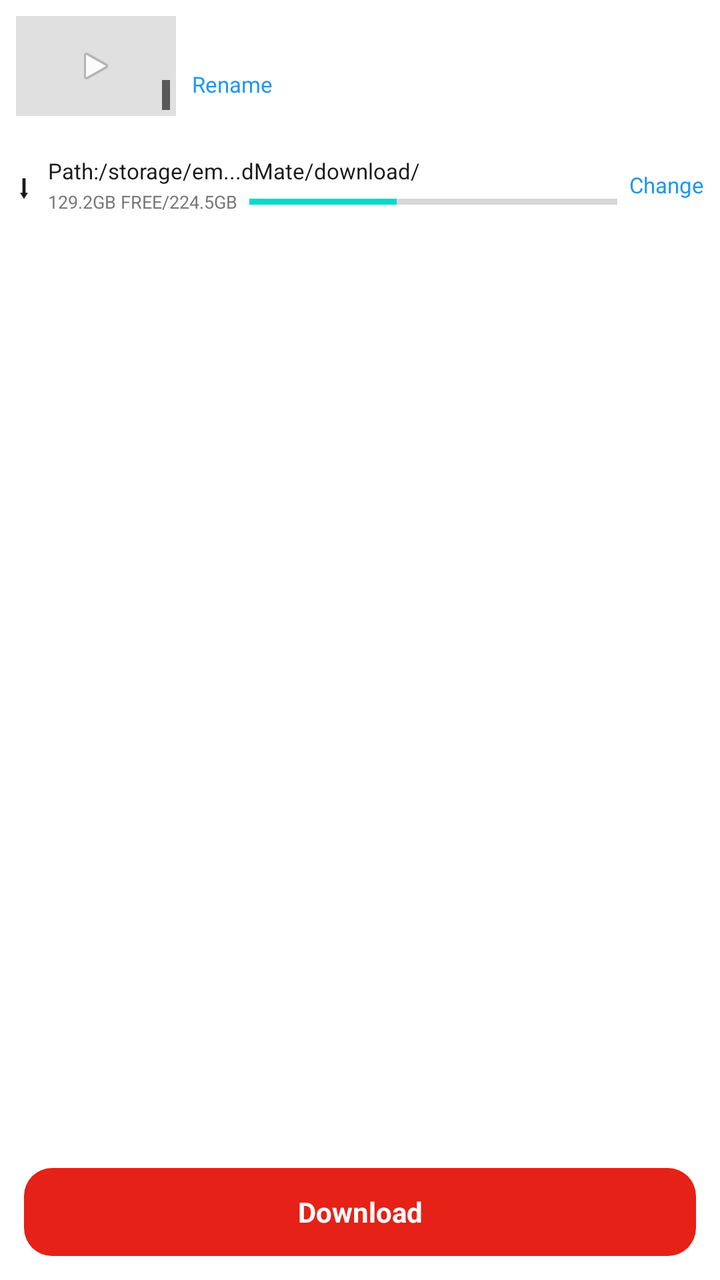
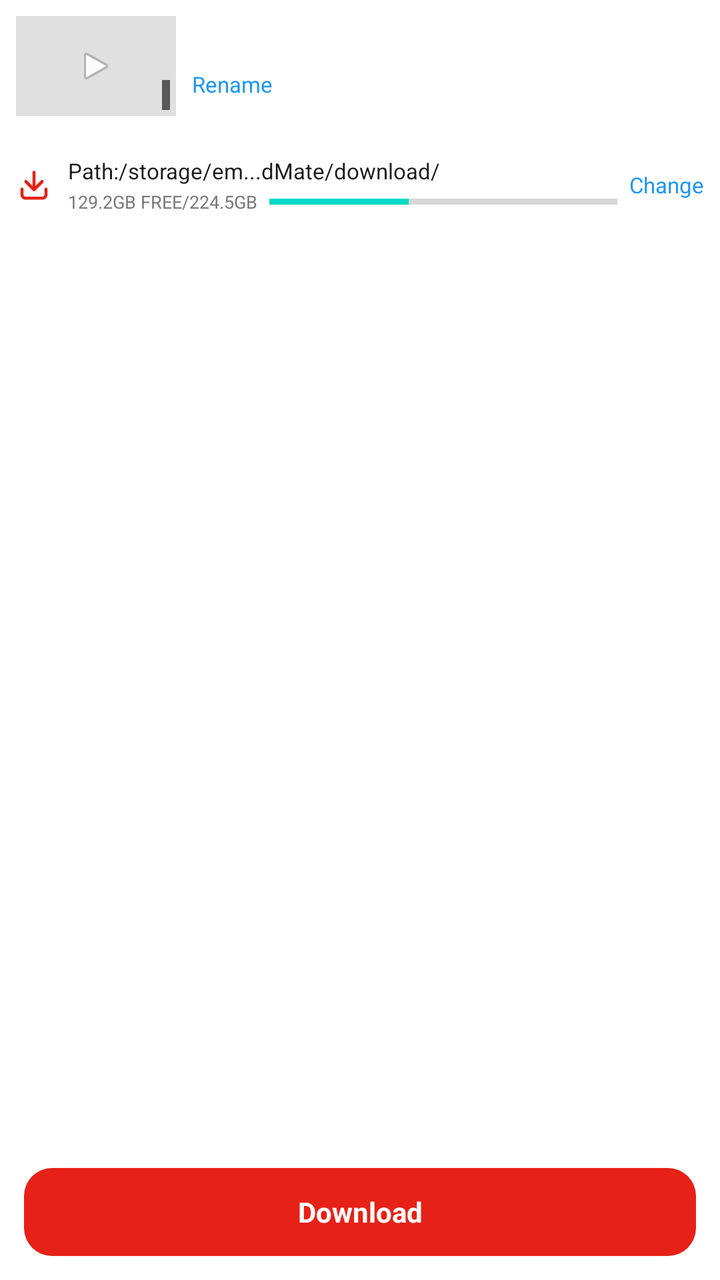

An Android layout rendered at two revisions. The XML below is the earlier revision; the diff shows what the commit changed to produce the second picture.
<!-- AndroidManifest.xml: application theme Theme.Material3.Light.NoActionBar -->
<!-- res/layout/dialog_download.xml -->
<?xml version="1.0" encoding="utf-8"?>
<LinearLayout xmlns:android="http://schemas.android.com/apk/res/android"
    android:layout_width="match_parent"
    android:layout_height="match_parent"
    android:orientation="vertical"
    android:background="@drawable/bg_dialog_sheet">

    
    <LinearLayout
        android:layout_width="match_parent"
        android:layout_height="wrap_content"
        android:orientation="horizontal"
        android:gravity="center_vertical"
        android:padding="8dp">

        <FrameLayout
            android:layout_width="80dp"
            android:layout_height="50dp"
            android:background="#E0E0E0">

            <ImageView
                android:id="@+id/iv_dlg_thumb"
                android:layout_width="match_parent"
                android:layout_height="match_parent"
                android:scaleType="centerCrop" />

            <ImageView
                android:layout_width="20dp"
                android:layout_height="20dp"
                android:layout_gravity="center"
                android:src="@android:drawable/ic_media_play"
                android:alpha="0.9" />

            <TextView
                android:id="@+id/tv_dlg_duration"
                android:layout_width="wrap_content"
                android:layout_height="wrap_content"
                android:layout_gravity="bottom|end"
                android:layout_margin="3dp"
                android:background="#99000000"
                android:padding="2dp"
                android:textColor="@color/white"
                android:textSize="8sp" />
        </FrameLayout>

        <LinearLayout
            android:layout_width="0dp"
            android:layout_height="wrap_content"
            android:layout_weight="1"
            android:layout_marginStart="8dp"
            android:orientation="vertical">

            <TextView
                android:id="@+id/tv_dlg_title"
                android:layout_width="match_parent"
                android:layout_height="wrap_content"
                android:textColor="@color/text_primary"
                android:textSize="12sp"
                android:textStyle="bold"
                android:maxLines="2"
                android:ellipsize="end" />

            <TextView
                android:id="@+id/tv_dlg_rename"
                android:layout_width="wrap_content"
                android:layout_height="wrap_content"
                android:layout_marginTop="2dp"
                android:text="Rename"
                android:textColor="#2196F3"
                android:textSize="11sp"
                android:clickable="true"
                android:focusable="true" />
        </LinearLayout>
    </LinearLayout>

    
    <LinearLayout
        android:layout_width="match_parent"
        android:layout_height="wrap_content"
        android:orientation="horizontal"
        android:gravity="center_vertical"
        android:layout_marginTop="4dp"
        android:padding="8dp">

        <TextView
            android:layout_width="wrap_content"
            android:layout_height="wrap_content"
            android:text="⬇"
            android:textSize="16sp"
            android:textColor="@color/text_primary" />

        <LinearLayout
            android:layout_width="0dp"
            android:layout_height="wrap_content"
            android:layout_weight="1"
            android:layout_marginStart="8dp"
            android:orientation="vertical">

            <TextView
                android:id="@+id/tv_dlg_path"
                android:layout_width="match_parent"
                android:layout_height="wrap_content"
                android:text="Path:/storage/em...dMate/download/"
                android:textColor="@color/text_primary"
                android:textSize="11sp"
                android:singleLine="true"
                android:ellipsize="middle" />

            <LinearLayout
                android:layout_width="match_parent"
                android:layout_height="wrap_content"
                android:orientation="horizontal"
                android:gravity="center_vertical"
                android:layout_marginTop="2dp">

                <TextView
                    android:id="@+id/tv_dlg_storage"
                    android:layout_width="wrap_content"
                    android:layout_height="wrap_content"
                    android:text="129.2GB FREE/224.5GB"
                    android:textColor="@color/text_secondary"
                    android:textSize="9sp" />

                <ProgressBar
                    android:id="@+id/pb_dlg_storage"
                    style="?android:attr/progressBarStyleHorizontal"
                    android:layout_width="0dp"
                    android:layout_height="3dp"
                    android:layout_weight="1"
                    android:layout_marginStart="6dp"
                    android:progress="40" />
            </LinearLayout>
        </LinearLayout>

        <TextView
            android:id="@+id/tv_dlg_change"
            android:layout_width="wrap_content"
            android:layout_height="wrap_content"
            android:layout_marginStart="6dp"
            android:text="Change"
            android:textColor="#2196F3"
            android:textSize="11sp"
            android:clickable="true"
            android:focusable="true" />
    </LinearLayout>

    <TextView
        android:id="@+id/tv_fetching"
        android:layout_width="match_parent"
        android:layout_height="wrap_content"
        android:layout_marginTop="8dp"
        android:gravity="center"
        android:text="@string/fetching_formats"
        android:visibility="gone" />

    
    <androidx.recyclerview.widget.RecyclerView
        android:id="@+id/rv_formats"
        android:layout_width="match_parent"
        android:layout_height="0dp"
        android:layout_weight="1"
        android:padding="8dp"
        android:clipToPadding="false" />

    
    <TextView
        android:id="@+id/btn_download"
        android:layout_width="match_parent"
        android:layout_height="44dp"
        android:layout_margin="12dp"
        android:background="@drawable/bg_btn_download"
        android:clickable="true"
        android:focusable="true"
        android:gravity="center"
        android:text="@string/download"
        android:textColor="@color/white"
        android:textSize="14sp"
        android:textStyle="bold" />
</LinearLayout>
<!-- resources referenced by this layout -->
<resources>
  <color name="text_primary">#1A1A1A</color>
  <color name="text_secondary">#777777</color>
  <color name="white">#FFFFFF</color>
  <!-- drawable bg_btn_download (drawable) -->
  <?xml version="1.0" encoding="utf-8"?>
  <shape xmlns:android="http://schemas.android.com/apk/res/android" android:shape="rectangle">
      <corners android:radius="14dp" />
      <solid android:color="@color/red_accent" />
  </shape>
  <!-- drawable bg_dialog_sheet (drawable) -->
  <?xml version="1.0" encoding="utf-8"?>
  <shape xmlns:android="http://schemas.android.com/apk/res/android" android:shape="rectangle">
      <corners
          android:topLeftRadius="16dp"
          android:topRightRadius="16dp" />
      <solid android:color="@color/card" />
  </shape>
  <string name="download">Download</string>
  <string name="fetching_formats">Fetching available formats...</string>
  <style name="Theme.Material3.Light.NoActionBar" parent="Theme.MaterialComponents.Light.NoActionBar">
          <item name="colorPrimary">@color/red_accent</item>
          <item name="colorPrimaryVariant">@color/red_accent</item>
          <item name="colorOnPrimary">@color/white</item>
          <item name="android:statusBarColor">@color/bg</item>
          <item name="android:windowLightStatusBar">true</item>
      </style>
  <color name="red_accent">#E62117</color>
  <color name="card">#FFFFFF</color>
  <color name="bg">#F8F8F8</color>
</resources>

<!-- the commit's change to res/layout/dialog_download.xml (unified diff, before → after) -->
@@ -82,12 +82,11 @@
         android:layout_marginTop="4dp"
         android:padding="8dp">
 
-        <TextView
-            android:layout_width="wrap_content"
-            android:layout_height="wrap_content"
-            android:text="⬇"
-            android:textSize="16sp"
-            android:textColor="@color/text_primary" />
+        <ImageView
+            android:layout_width="18dp"
+            android:layout_height="18dp"
+            android:src="@drawable/ic_download_red"
+            android:contentDescription="Download" />
 
         <LinearLayout
             android:layout_width="0dp"
<!-- resource entries referenced after the edit -->
@@ -17,6 +17,32 @@
           android:topRightRadius="16dp" />
       <solid android:color="@color/card" />
   </shape>
+  <!-- drawable ic_download_red (drawable) -->
+  <vector xmlns:android="http://schemas.android.com/apk/res/android"
+      android:width="24dp"
+      android:height="24dp"
+      android:viewportWidth="24"
+      android:viewportHeight="24">
+      <path
+          android:pathData="M12,3.8 L12,14.5"
+          android:strokeColor="#E62117"
+          android:strokeWidth="2.1"
+          android:strokeLineCap="round" />
+      <path
+          android:pathData="M6.6,9.9 L12,15.3 L17.4,9.9"
+          android:fillColor="@android:color/transparent"
+          android:strokeColor="#E62117"
+          android:strokeWidth="2.1"
+          android:strokeLineCap="round"
+          android:strokeLineJoin="round" />
+      <path
+          android:pathData="M4,15 L4,18.6 A2.4,2.4 0 0,0 6.4,21 L17.6,21 A2.4,2.4 0 0,0 20,18.6 L20,15"
+          android:fillColor="@android:color/transparent"
+          android:strokeColor="#E62117"
+          android:strokeWidth="2.1"
+          android:strokeLineCap="round"
+          android:strokeLineJoin="round" />
+  </vector>
   <string name="download">Download</string>
   <string name="fetching_formats">Fetching available formats...</string>
   <style name="Theme.Material3.Light.NoActionBar" parent="Theme.MaterialComponents.Light.NoActionBar">
